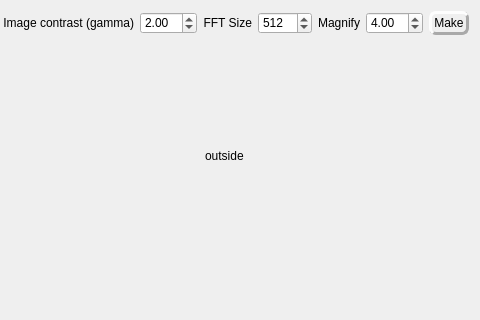
This is simulationsview.ui in githubdoe/DFTFringe as Qt 5 draws it before an edit; both pictures show x 345 to 825 and y 0 to 320 of the 825 by 516 pixel window. The edited form follows.
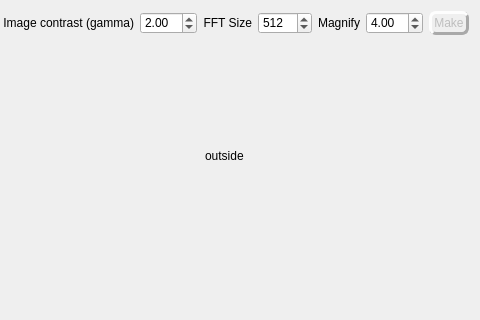
This is the edited form. Custom widgets are drawn as their Qt base class.

Diff of the .ui file:
```diff
--- a/simulationsview.ui
+++ b/simulationsview.ui
@@ -143,6 +143,9 @@
      </item>
      <item>
       <widget class="QPushButton" name="MakePB">
+       <property name="enabled">
+        <bool>false</bool>
+       </property>
        <property name="toolTip">
         <string>Generat star tests.</string>
        </property>
```
